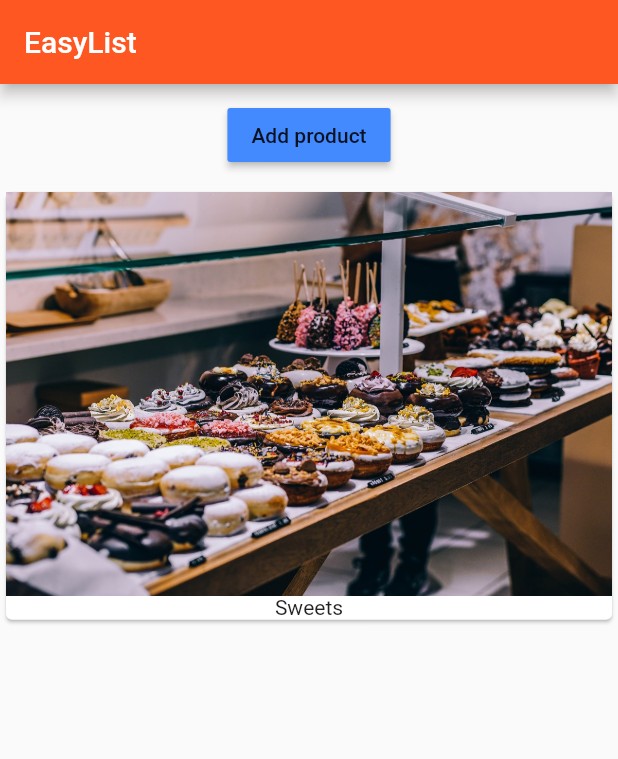
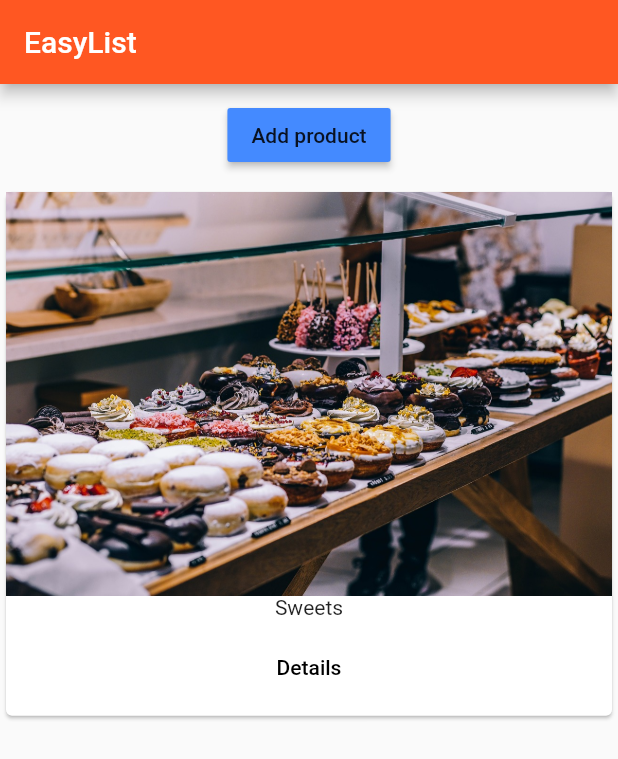
Before and after one commit to blkfltchr/learnflutterdart, a Flutter app: the screen it shows after launch, after a tap on "Add product", on a phone screen of 412 x 824 dp. Shown: the top 759 px of the screen. Run offline on Flutter 3.47's test engine with Material 2 defaults, Android fonts, the phone set to English and light mode, and no system bars.

Commit message:
Added home and product page and navigation back and forth

```diff
--- a/my_flutter_app/lib/main.dart
+++ b/my_flutter_app/lib/main.dart
@@ -1,6 +1,6 @@
 import 'package:flutter/material.dart';
 
-import './product_manager.dart';
+import './pages/home.dart';
 
 void main() {
   runApp(MyApp());
@@ -14,12 +14,7 @@ class MyApp extends StatelessWidget {
           brightness: Brightness.light,
           primarySwatch: Colors.deepOrange,
           accentColor: Colors.blueAccent),
-      home: Scaffold(
-        appBar: AppBar(
-          title: Text('EasyList'),
-        ),
-        body: ProductManager(),
-      ),
+      home: HomePage(),
     );
   }
 }
--- /dev/null
+++ b/my_flutter_app/lib/pages/home.dart
@@ -0,0 +1,15 @@
+import 'package:flutter/material.dart';
+
+import '../product_manager.dart';
+
+class HomePage extends StatelessWidget {
+  @override
+  Widget build(BuildContext context) {
+    return Scaffold(
+      appBar: AppBar(
+        title: Text('EasyList'),
+      ),
+      body: ProductManager(),
+    );
+  }
+}
--- a/my_flutter_app/lib/products.dart
+++ b/my_flutter_app/lib/products.dart
@@ -1,4 +1,6 @@
 import 'package:flutter/material.dart';
+
+import './pages/product.dart';
 
 class Products extends StatelessWidget {
   final List<String> products;
@@ -11,6 +13,15 @@ class Products extends StatelessWidget {
         children: <Widget>[
           Image.asset('assets/food.jpg'),
           Text(products[index]),
+          ButtonBar(
+            alignment: MainAxisAlignment.center,
+            children: <Widget>[
+              FlatButton(
+                child: Text('Details'),
+                onPressed: () => Navigator.push(context, MaterialPageRoute(builder: (context) => ProductPage(),),),
+              )
+            ],
+          )
         ],
       ),
     );
```
Also changed, not shown: my_flutter_app/lib/pages/product.dart (added, +12 -0 lines).
